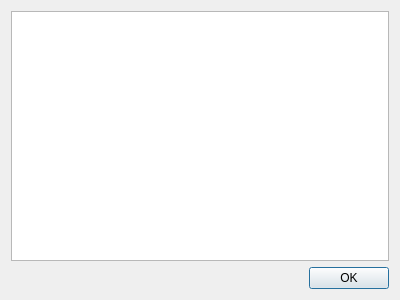
Old version of the form src/help.ui in the repository suncore/dflynav.
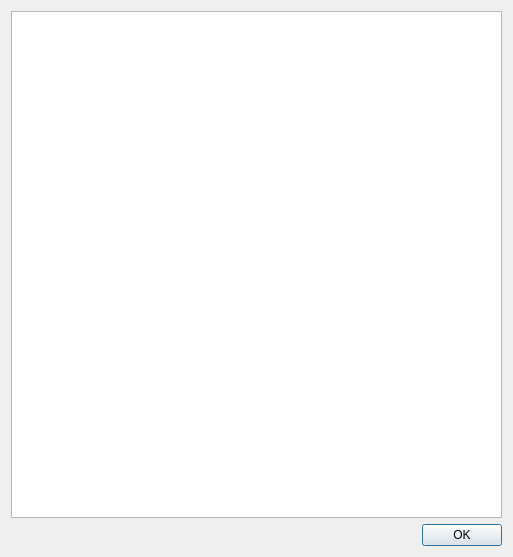
New version of the form.

Diff of the .ui file:
```diff
--- a/src/help.ui
+++ b/src/help.ui
@@ -9,8 +9,8 @@
    <rect>
     <x>0</x>
     <y>0</y>
-    <width>400</width>
-    <height>300</height>
+    <width>513</width>
+    <height>557</height>
    </rect>
   </property>
   <property name="windowTitle">
@@ -20,9 +20,6 @@
    <bool>true</bool>
   </property>
   <layout class="QGridLayout" name="gridLayout">
-   <item row="0" column="0">
-    <widget class="QPlainTextEdit" name="helpText"/>
-   </item>
    <item row="1" column="0">
     <widget class="QDialogButtonBox" name="buttonBox">
      <property name="orientation">
@@ -33,6 +30,9 @@
      </property>
     </widget>
    </item>
+   <item row="0" column="0">
+    <widget class="QTextEdit" name="helpText"/>
+   </item>
   </layout>
  </widget>
  <resources/>
```
